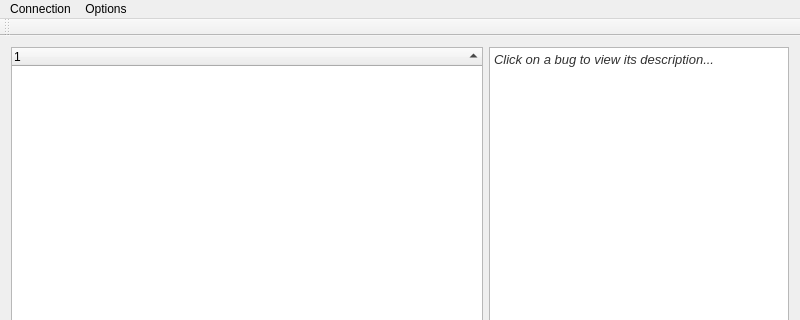
Qt form BugTracker/tracker/BugTracker/mainwindow.ui (hojdars/BugTracker) before a commit; both pictures show x 0 to 800 and y 0 to 320 of the 800 by 587 pixel window.
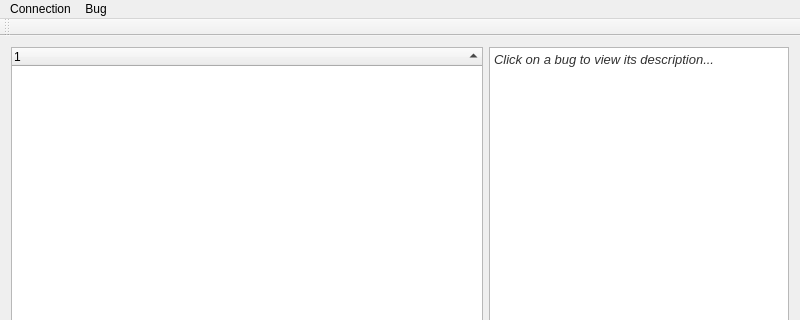
The same form after that commit.

```diff
--- a/BugTracker/tracker/BugTracker/mainwindow.ui
+++ b/BugTracker/tracker/BugTracker/mainwindow.ui
@@ -388,7 +388,7 @@
    </widget>
    <widget class="QMenu" name="menuOptions">
     <property name="title">
-     <string>Options</string>
+     <string>Bug</string>
     </property>
     <addaction name="separator"/>
     <addaction name="actionSettings"/>
```
Left out of the diff: 12 changed lines with no effect on the pictures.
